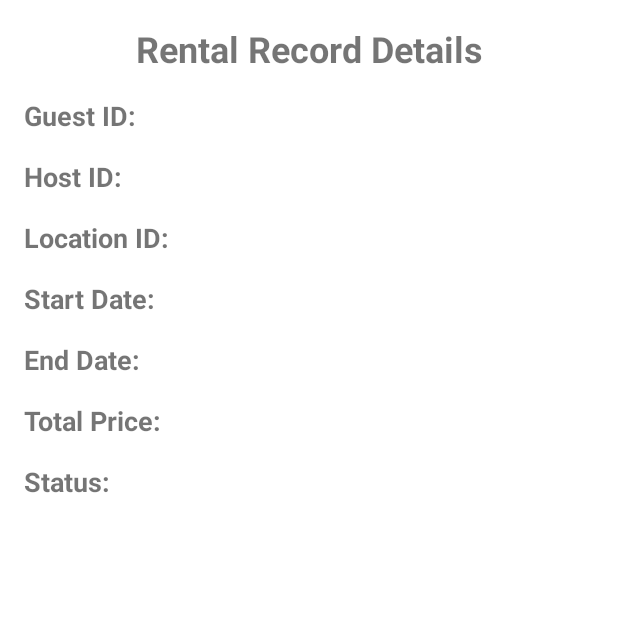
After one commit to CasDep04/Rent_Android_Assignment3, an Android app: the RecordDetailsActivity screen opened directly, with no data from a screen before it, on a phone screen of 412 x 824 dp, the top half of it. The commit adds this screen. Run offline under Robolectric (Android 15) with nearby library versions, the phone set to English and light mode, and no system bars; our stand-ins replace Firebase (no records; nobody signed in at launch, a user with empty details on screens opened directly).

```diff
--- a/app/src/main/AndroidManifest.xml
+++ b/app/src/main/AndroidManifest.xml
@@ -1,7 +1,9 @@
 <?xml version="1.0" encoding="utf-8"?>
 <manifest xmlns:android="http://schemas.android.com/apk/res/android"
     xmlns:tools="http://schemas.android.com/tools">
+
     <uses-permission android:name="android.permission.INTERNET" />
+
     <application
         android:allowBackup="true"
         android:dataExtractionRules="@xml/data_extraction_rules"
@@ -12,6 +14,9 @@
         android:supportsRtl="true"
         android:theme="@style/Theme.Assignment3"
         tools:targetApi="31">
+        <activity
+            android:name=".RecordDetailsActivity"
+            android:exported="false" />
         <activity
             android:name=".AddBalanceActivity"
             android:exported="false" />
--- /dev/null
+++ b/app/src/main/java/com/example/assignment3/RecordDetailsActivity.java
@@ -0,0 +1,83 @@
+package com.example.assignment3;
+
+import android.os.Bundle;
+import android.widget.TextView;
+import androidx.appcompat.app.AppCompatActivity;
+
+import com.example.assignment3.Entity.RentalRecord;
+import com.example.assignment3.component.FirebaseAction;
+import com.google.android.gms.tasks.OnCompleteListener;
+import com.google.android.gms.tasks.Task;
+import androidx.annotation.NonNull;
+
+public class RecordDetailsActivity extends AppCompatActivity {
+
+    private TextView guestIdTextView;
+    private TextView hostIdTextView;
+    private TextView locationIdTextView;
+    private TextView startDateTextView;
+    private TextView endDateTextView;
+    private TextView totalPriceTextView;
+    private TextView statusTextView;
+
+    @Override
+    protected void onCreate(Bundle savedInstanceState) {
+        super.onCreate(savedInstanceState);
+        setContentView(R.layout.activity_record_details);
+
+        // Initialize TextViews
+        guestIdTextView = findViewById(R.id.textViewGuestIdValue);
+        hostIdTextView = findViewById(R.id.textViewHostIdValue);
+        locationIdTextView = findViewById(R.id.textViewLocationIdValue);
+        startDateTextView = findViewById(R.id.textViewStartDateValue);
+        endDateTextView = findViewById(R.id.textViewEndDateValue);
+        totalPriceTextView = findViewById(R.id.textViewTotalPriceValue);
+        statusTextView = findViewById(R.id.textViewStatusValue);
+
+        // Get the RentalRecord ID from the intent
+        int recordId = getIntent().getIntExtra("recordID", 0);
+
+        // Fetch the RentalRecord details
+        FirebaseAction.findRecordById(recordId).addOnCompleteListener(new OnCompleteListener<RentalRecord>() {
+            @Override
+            public void onComplete(@NonNull Task<RentalRecord> task) {
+                if (task.isSuccessful() && task.getResult() != null) {
+                    RentalRecord record = task.getResult();
+                    displayRecordDetails(record);
+                } else {
+                    // Handle the error
+                    Exception e = task.getException();
+                    if (e != null) {
+                        e.printStackTrace();
+                    }
+                }
+            }
+        });
+    }
+
+    private void displayRecordDetails(RentalRecord record) {
+        guestIdTextView.setText(String.valueOf(record.getGuestId()));
+        hostIdTextView.setText(String.valueOf(record.getHostId()));
+        locationIdTextView.setText(String.valueOf(record.getLocationId()));
+        startDateTextView.setText(record.getStartDate());
+        endDateTextView.setText(record.getEndDate());
+        totalPriceTextView.setText(String.valueOf(record.getTotalPrice()));
+        statusTextView.setText(record.getStatus());
+
+        // Set the status text color based on the status
+        switch (record.getStatus().toLowerCase()) {
+            case "completed":
+                statusTextView.setTextColor(getResources().getColor(android.R.color.holo_green_dark));
+                break;
+            case "pending":
+                statusTextView.setTextColor(getResources().getColor(android.R.color.holo_orange_dark));
+                break;
+            case "rejected":
+                statusTextView.setTextColor(getResources().getColor(android.R.color.holo_red_dark));
+                break;
+            default:
+                statusTextView.setTextColor(getResources().getColor(android.R.color.black));
+                break;
+        }
+    }
+}
--- /dev/null
+++ b/app/src/main/res/layout/activity_record_details.xml
@@ -0,0 +1,176 @@
+<?xml version="1.0" encoding="utf-8"?>
+<androidx.constraintlayout.widget.ConstraintLayout xmlns:android="http://schemas.android.com/apk/res/android"
+    xmlns:app="http://schemas.android.com/apk/res-auto"
+    xmlns:tools="http://schemas.android.com/tools"
+    android:id="@+id/main"
+    android:layout_width="match_parent"
+    android:layout_height="match_parent"
+    tools:context=".RecordDetailsActivity">
+
+    <TextView
+        android:id="@+id/textViewTitle"
+        android:layout_width="wrap_content"
+        android:layout_height="wrap_content"
+        android:text="Rental Record Details"
+        android:textSize="24sp"
+        android:textStyle="bold"
+        app:layout_constraintTop_toTopOf="parent"
+        app:layout_constraintStart_toStartOf="parent"
+        app:layout_constraintEnd_toEndOf="parent"
+        android:layout_marginTop="16dp" />
+
+    <TextView
+        android:id="@+id/textViewGuestId"
+        android:layout_width="wrap_content"
+        android:layout_height="wrap_content"
+        android:text="Guest ID:"
+        android:textSize="18sp"
+        android:textStyle="bold"
+        app:layout_constraintTop_toBottomOf="@id/textViewTitle"
+        app:layout_constraintStart_toStartOf="parent"
+        android:layout_marginTop="16dp"
+        android:layout_marginStart="16dp" />
+
+    <TextView
+        android:id="@+id/textViewGuestIdValue"
+        android:layout_width="wrap_content"
+        android:layout_height="wrap_content"
+        android:textSize="18sp"
+        app:layout_constraintTop_toBottomOf="@id/textViewTitle"
+        app:layout_constraintStart_toEndOf="@id/textViewGuestId"
+        android:layout_marginTop="16dp"
+        android:layout_marginStart="8dp" />
+
+    <TextView
+        android:id="@+id/textViewHostId"
+        android:layout_width="wrap_content"
+        android:layout_height="wrap_content"
+        android:text="Host ID:"
+        android:textSize="18sp"
+        android:textStyle="bold"
+        app:layout_constraintTop_toBottomOf="@id/textViewGuestId"
+        app:layout_constraintStart_toStartOf="parent"
+        android:layout_marginTop="16dp"
+        android:layout_marginStart="16dp" />
+
+    <TextView
+        android:id="@+id/textViewHostIdValue"
+        android:layout_width="wrap_content"
+        android:layout_height="wrap_content"
+        android:textSize="18sp"
+        app:layout_constraintTop_toBottomOf="@id/textViewGuestId"
+        app:layout_constraintStart_toEndOf="@id/textViewHostId"
+        android:layout_marginTop="16dp"
+        android:layout_marginStart="8dp" />
+
+    <TextView
+        android:id="@+id/textViewLocationId"
+        android:layout_width="wrap_content"
+        android:layout_height="wrap_content"
+        android:text="Location ID:"
+        android:textSize="18sp"
+        android:textStyle="bold"
+        app:layout_constraintTop_toBottomOf="@id/textViewHostId"
+        app:layout_constraintStart_toStartOf="parent"
+        android:layout_marginTop="16dp"
+        android:layout_marginStart="16dp" />
+
+    <TextView
+        android:id="@+id/textViewLocationIdValue"
+        android:layout_width="wrap_content"
+        android:layout_height="wrap_content"
+        android:textSize="18sp"
+        app:layout_constraintTop_toBottomOf="@id/textViewHostId"
+        app:layout_constraintStart_toEndOf="@id/textViewLocationId"
+        android:layout_marginTop="16dp"
+        android:layout_marginStart="8dp" />
+
+    <TextView
+        android:id="@+id/textViewStartDate"
+        android:layout_width="wrap_content"
+        android:layout_height="wrap_content"
+        android:text="Start Date:"
+        android:textSize="18sp"
+        android:textStyle="bold"
+        app:layout_constraintTop_toBottomOf="@id/textViewLocationId"
+        app:layout_constraintStart_toStartOf="parent"
+        android:layout_marginTop="16dp"
+        android:layout_marginStart="16dp" />
+
+    <TextView
+        android:id="@+id/textViewStartDateValue"
+        android:layout_width="wrap_content"
+        android:layout_height="wrap_content"
+        android:textSize="18sp"
+        app:layout_constraintTop_toBottomOf="@id/textViewLocationId"
+        app:layout_constraintStart_toEndOf="@id/textViewStartDate"
+        android:layout_marginTop="16dp"
+        android:layout_marginStart="8dp" />
+
+    <TextView
+        android:id="@+id/textViewEndDate"
+        android:layout_width="wrap_content"
+        android:layout_height="wrap_content"
+        android:text="End Date:"
+        android:textSize="18sp"
+        android:textStyle="bold"
+        app:layout_constraintTop_toBottomOf="@id/textViewStartDate"
+        app:layout_constraintStart_toStartOf="parent"
+        android:layout_marginTop="16dp"
+        android:layout_marginStart="16dp" />
+
+    <TextView
+        android:id="@+id/textViewEndDateValue"
+        android:layout_width="wrap_content"
+        android:layout_height="wrap_content"
+        android:textSize="18sp"
+        app:layout_constraintTop_toBottomOf="@id/textViewStartDate"
+        app:layout_constraintStart_toEndOf="@id/textViewEndDate"
+        android:layout_marginTop="16dp"
+        android:layout_marginStart="8dp" />
+
+    <TextView
+        android:id="@+id/textViewTotalPrice"
+        android:layout_width="wrap_content"
+        android:layout_height="wrap_content"
+        android:text="Total Price:"
+        android:textSize="18sp"
+        android:textStyle="bold"
+        app:layout_constraintTop_toBottomOf="@id/textViewEndDate"
+        app:layout_constraintStart_toStartOf="parent"
+        android:layout_marginTop="16dp"
+        android:layout_marginStart="16dp" />
+
+    <TextView
+        android:id="@+id/textViewTotalPriceValue"
+        android:layout_width="wrap_content"
+        android:layout_height="wrap_content"
+        android:textSize="18sp"
+        app:layout_constraintTop_toBottomOf="@id/textViewEndDate"
+        app:layout_constraintStart_toEndOf="@id/textViewTotalPrice"
+        android:layout_marginTop="16dp"
+        android:layout_marginStart="8dp" />
+
+    <TextView
+        android:id="@+id/textViewStatus"
+        android:layout_width="wrap_content"
+        android:layout_height="wrap_content"
+        android:text="Status:"
+        android:textSize="18sp"
+        android:textStyle="bold"
+        app:layout_constraintTop_toBottomOf="@id/textViewTotalPrice"
+        app:layout_constraintStart_toStartOf="parent"
+        android:layout_marginTop="16dp"
+        android:layout_marginStart="16dp" />
+
+    <TextView
+        android:id="@+id/textViewStatusValue"
+        android:layout_width="wrap_content"
+        android:layout_height="wrap_content"
+        android:textSize="18sp"
+        app:layout_constraintTop_toBottomOf="@id/textViewTotalPrice"
+        app:layout_constraintStart_toEndOf="@id/textViewStatus"
+        android:layout_marginTop="16dp"
+        android:layout_marginStart="8dp" />
+
+</androidx.constraintlayout.widget.ConstraintLayout>
```
Also changed, not shown: app/src/main/java/com/example/assignment3/GuestMainActivity.java (+32 -6 lines), app/src/main/java/com/example/assignment3/component/FirebaseAction.java (+35 -0 lines), app/src/main/res/layout/record_list_component.xml (added, +81 -0 lines), app/src/main/res/layout/status_layout.xml (+7 -0 lines).
